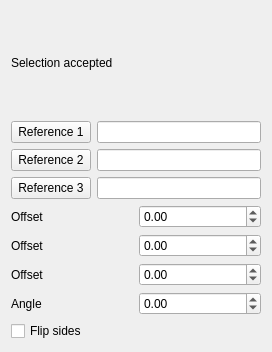
First picture: the form in src/Mod/PartDesign/Gui/TaskDatumParameters.ui, repository berndhahnebach/All_FreeCAD, before the edit.
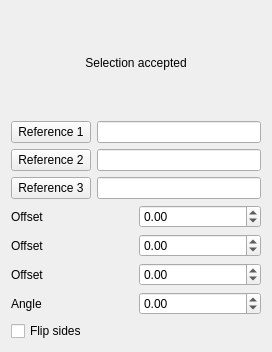
Second picture: the form after the edit.

Commit message: make datum feedback more prominent

```diff
--- a/src/Mod/PartDesign/Gui/TaskDatumParameters.ui
+++ b/src/Mod/PartDesign/Gui/TaskDatumParameters.ui
@@ -19,6 +19,9 @@
      <property name="text">
       <string>Selection accepted</string>
      </property>
+     <property name="alignment">
+      <set>Qt::AlignCenter</set>
+     </property>
      <property name="wordWrap">
       <bool>true</bool>
      </property>
```
The commit also changes 1 other file.
